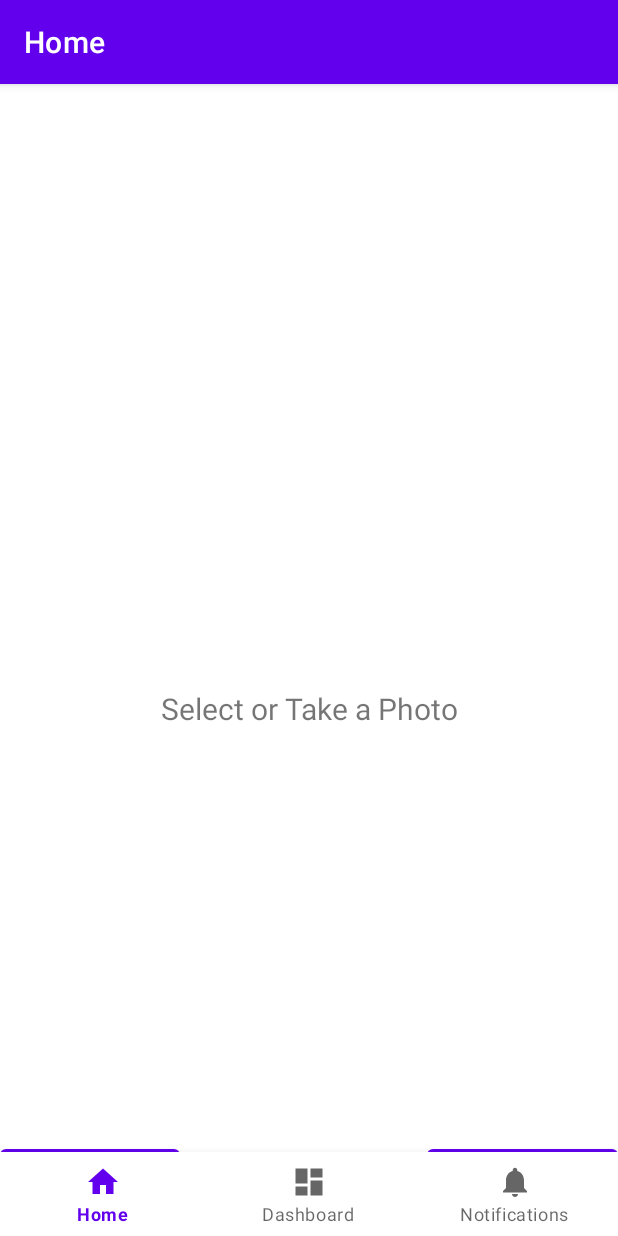
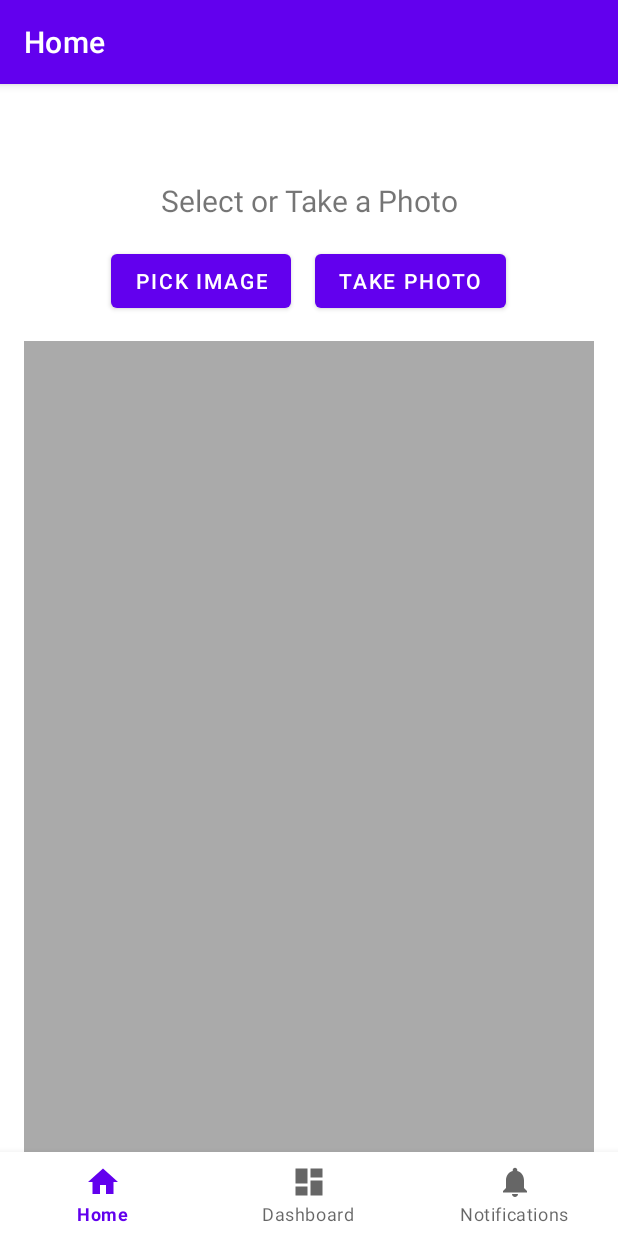
Before and after one commit to zfdang/mark-dimensions-on-image, an Android app: the screen it shows after launch (MainActivity), on a phone screen of 412 x 824 dp. Run offline under Robolectric (Android 15) with nearby library versions, the phone set to English and light mode, and no system bars; our stand-ins replace navigation-ui.

Commit message:
revert home layout

```diff
--- a/app/src/main/res/layout/fragment_home.xml
+++ b/app/src/main/res/layout/fragment_home.xml
@@ -15,35 +15,62 @@
         android:layout_marginEnd="8dp"
         android:textAlignment="center"
         android:textSize="20sp"
-        app:layout_constraintBottom_toBottomOf="parent"
         app:layout_constraintEnd_toEndOf="parent"
         app:layout_constraintStart_toStartOf="parent"
         app:layout_constraintTop_toTopOf="parent" />
 
+    <LinearLayout
+        android:id="@+id/button_container"
+        android:layout_width="match_parent"
+        android:layout_height="wrap_content"
+        android:orientation="horizontal"
+        android:gravity="center"
+        android:layout_marginTop="16dp"
+        app:layout_constraintTop_toBottomOf="@+id/text_home">
+
+        <Button
+            android:id="@+id/button_pick_image"
+            android:layout_width="wrap_content"
+            android:layout_height="wrap_content"
+            android:text="Pick Image"
+            android:layout_marginEnd="8dp"/>
+
+        <Button
+            android:id="@+id/button_take_photo"
+            android:layout_width="wrap_content"
+            android:layout_height="wrap_content"
+            android:text="Take Photo"
+            android:layout_marginStart="8dp"/>
+
+    </LinearLayout>
+
     <ImageView
-        android:id="@+id/imagePreview"
-        android:layout_width="match_parent"
-        android:layout_height="300dp"
-        app:layout_constraintTop_toBottomOf="@id/text_home"
-        app:layout_constraintStart_toStartOf="parent"
-        android:layout_marginTop="16dp"
-        android:contentDescription="@string/image_preview_description"/>
-
-    <Button
-        android:id="@+id/buttonPickImage"
-        android:layout_width="wrap_content"
-        android:layout_height="wrap_content"
-        android:text="@string/pick_image"
+        android:id="@+id/image_preview"
+        android:layout_width="0dp"
+        android:layout_height="0dp"
+        android:layout_margin="16dp"
+        android:scaleType="centerInside"
+        android:background="@android:color/darker_gray"
+        app:layout_constraintTop_toBottomOf="@+id/button_container"
         app:layout_constraintBottom_toBottomOf="parent"
         app:layout_constraintStart_toStartOf="parent"
-        android:layout_marginBottom="16dp"/>
+        app:layout_constraintEnd_toEndOf="parent"
+        tools:src="@tools:sample/backgrounds/scenic"/>
 
-    <Button
-        android:id="@+id/buttonTakePhoto"
-        android:layout_width="wrap_content"
+    <LinearLayout
+        android:id="@+id/linearLayout"
+        android:layout_width="match_parent"
         android:layout_height="wrap_content"
-        android:text="@string/take_photo"
+        android:orientation="vertical"
+        app:layout_constraintTop_toBottomOf="@+id/text_home"
+        app:layout_constraintStart_toStartOf="parent"
+        app:layout_constraintEnd_toEndOf="parent"
         app:layout_constraintBottom_toBottomOf="parent"
-        app:layout_constraintEnd_toEndOf="parent"
-        android:layout_marginBottom="16dp"/>
+        tools:context=".ui.dashboard.DashboardFragment">
+
+        <androidx.recyclerview.widget.RecyclerView
+            android:id="@+id/recyclerView"
+            android:layout_width="match_parent"
+            android:layout_height="match_parent" />
+    </LinearLayout>
 </androidx.constraintlayout.widget.ConstraintLayout>
```
